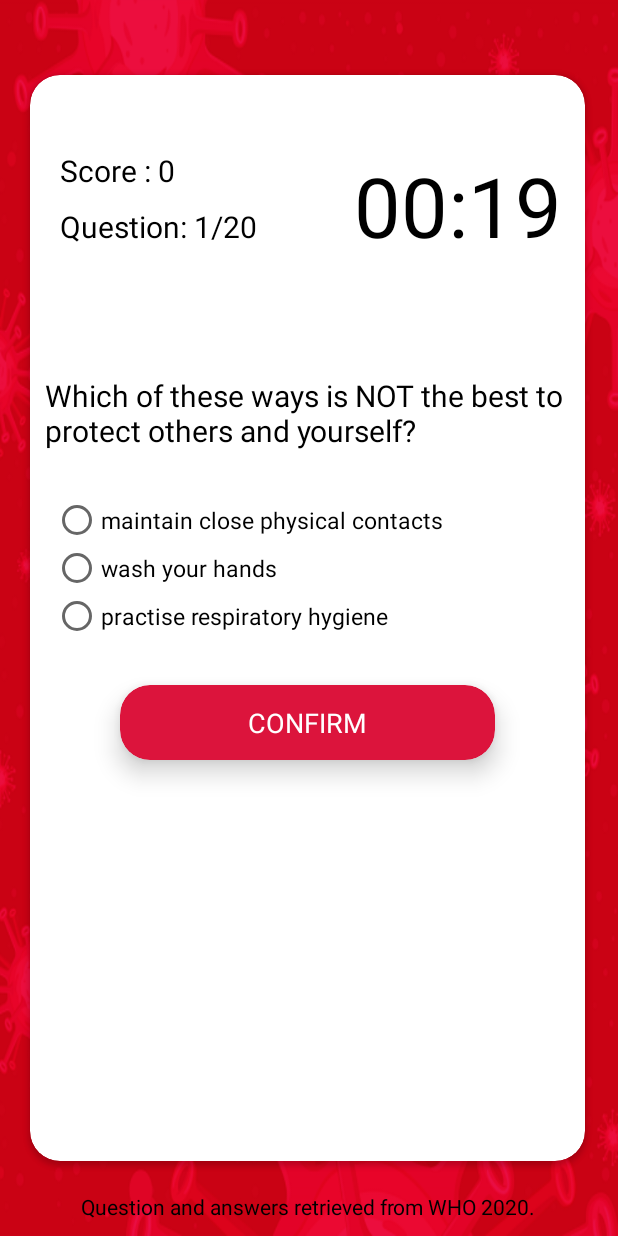
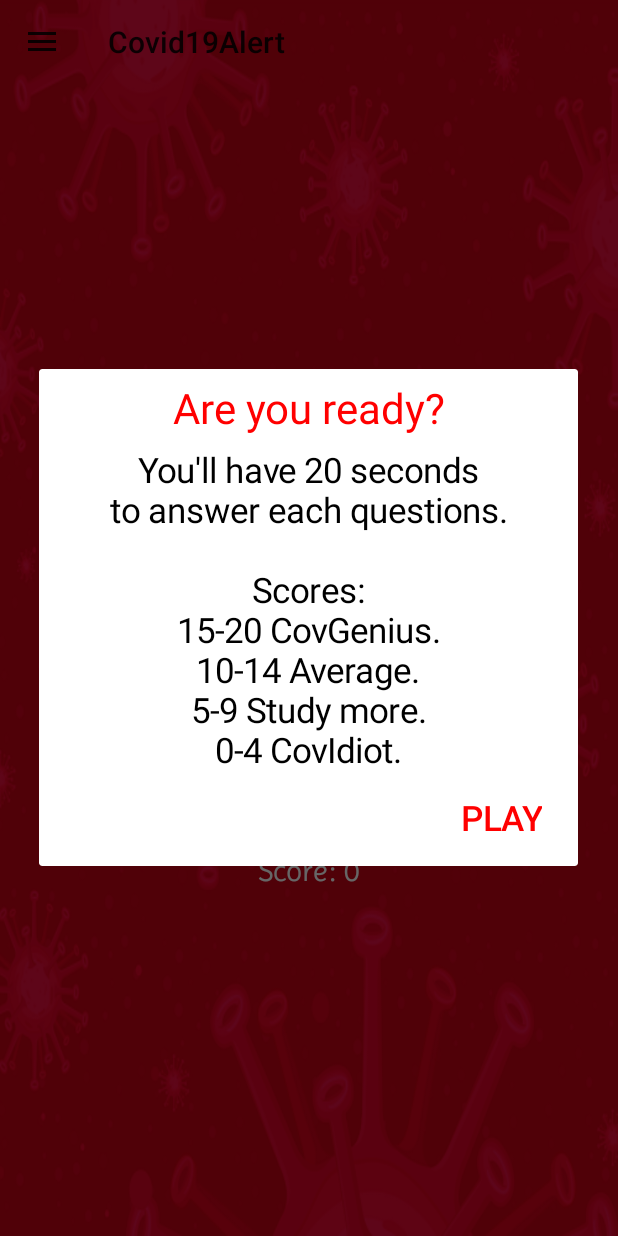
Before and after one commit to oluwaferanmipearl/Alert, an Android app: the screen it shows after launch (QuizStart before the commit, MainActivity after it), after a tap on "START PLAYING", on a phone screen of 412 x 824 dp. Run offline under Robolectric (Android 15) with nearby library versions, the phone set to English and light mode, and no system bars; Roboto replaces fonts that are not available here.

Commit message:
second commit

```diff
--- a/app/src/main/java/com/example/covid19alert/MainActivity.java
+++ b/app/src/main/java/com/example/covid19alert/MainActivity.java
@@ -4,18 +4,26 @@ import androidx.annotation.NonNull;
 import androidx.annotation.Nullable;
 import androidx.appcompat.app.ActionBar;
 import androidx.appcompat.app.ActionBarDrawerToggle;
+import androidx.appcompat.app.AlertDialog;
 import androidx.appcompat.app.AppCompatActivity;
 import androidx.appcompat.widget.Toolbar;
 import androidx.cardview.widget.CardView;
 import androidx.core.view.GravityCompat;
 import androidx.drawerlayout.widget.DrawerLayout;
 
+import android.app.Dialog;
+import android.content.DialogInterface;
 import android.content.Intent;
 import android.content.SharedPreferences;
+import android.graphics.Color;
+import android.net.Uri;
 import android.os.Bundle;
+import android.view.Gravity;
 import android.view.Menu;
 import android.view.MenuItem;
 import android.view.View;
+import android.widget.Button;
+import android.widget.LinearLayout;
 import android.widget.TextView;
 import android.widget.Toast;
 
@@ -29,16 +37,14 @@ public class MainActivity extends AppCompatActivity implements NavigationView.On
     //CREATE A CONSTANT FOR THE STARTACTIVITY RESULT
     private static final int REQUEST_CODE_QUIZ = 1;
 
-    public static  final String SHARED_PREFS = "sharedPrefs";
-    public static  final String KEY_HIGHSCORE = "keyHighscore";
-
+    public static final String SHARED_PREFS = "sharedPrefs";
+    public static final String KEY_HIGHSCORE = "keyHighscore";
 
 
     private TextView textViewHighscore;
     private TextView textViewpresentScore;
     private int highscore;
     private int presentScore;
-
 
 
     @Override
@@ -60,7 +66,6 @@ public class MainActivity extends AppCompatActivity implements NavigationView.On
         //navigation view
 
 
-
         navigationView.bringToFront();
         ActionBarDrawerToggle toggle = new ActionBarDrawerToggle(this, drawerLayout, toolbar, R.string.navigation_drawer_open, R.string.navigation_drawer_close);
         drawerLayout.addDrawerListener(toggle);
@@ -70,18 +75,78 @@ public class MainActivity extends AppCompatActivity implements NavigationView.On
         //to select the home screen
         navigationView.setCheckedItem(R.id.nav_game);
 
-        //implement the click on button of the card view
-        CardView cardView =  findViewById(R.id.cardView);
-        cardView.setOnClickListener(new View.OnClickListener() {
-            @Override
-            public void onClick(View view) {
-                Intent intent = new Intent(MainActivity.this,QuizStart.class);
-                startActivityForResult(intent,REQUEST_CODE_QUIZ);
+
+        boolean firstrun = getSharedPreferences("PREFERENCE", MODE_PRIVATE).getBoolean("firstrun", true);
+        if (firstrun) {
+            CardView cardView = findViewById(R.id.cardView);
+            cardView.setOnClickListener(new View.OnClickListener() {
+                @Override
+                public void onClick(View view) {
+                    openDialog();
+                }
+
+            });
+
+            getSharedPreferences("PREFERENCE", MODE_PRIVATE)
+                    .edit()
+                    .putBoolean("firstrun", false)
+                    .commit();
+
+        } else {
+            //implement the click on button of the card view
+            CardView cardView = findViewById(R.id.cardView);
+            cardView.setOnClickListener(new View.OnClickListener() {
+                @Override
+                public void onClick(View view) {
+                    Intent intent = new Intent(MainActivity.this, QuizStart.class);
+                    startActivityForResult(intent, REQUEST_CODE_QUIZ);
+
+                }
+            });
+
+
+        }
+
+
+    }
+
+    public void openDialog() {
+        AlertDialog alertDialog = new AlertDialog.Builder(this).create();
+        TextView title = new TextView(this);
+        title.setText("Are you ready?");
+        title.setPadding(10, 10, 10, 10);
+        title.setGravity(Gravity.CENTER);
+        title.setTextColor(Color.RED);
+        title.setTextSize(28);
+        alertDialog.setCustomTitle(title);
+
+        TextView msg = new TextView(this);
+        msg.setText("You'll have 20 seconds\nto answer each questions.\n \n Scores: \n15-20 CovGenius.\n10-14 Average.\n5-9 Study more.\n0-4 CovIdiot.");
+        msg.setGravity(Gravity.CENTER_HORIZONTAL);
+        msg.setTextColor(Color.BLACK);
+        msg.setTextSize(23);
+        alertDialog.setView(msg);
+
+        alertDialog.setButton(AlertDialog.BUTTON_NEGATIVE, "PLAY", new DialogInterface.OnClickListener() {
+            public void onClick(DialogInterface dialog, int which) {
+                // Perform Action on Button
+                Intent intent = new Intent(MainActivity.this, QuizStart.class);
+                startActivityForResult(intent, REQUEST_CODE_QUIZ);
 
             }
         });
 
+        new Dialog(getApplicationContext());
+        alertDialog.show();
+
+        final Button okBT = alertDialog.getButton(AlertDialog.BUTTON_NEGATIVE);
+        okBT.setGravity(Gravity.CENTER_HORIZONTAL);
+        okBT.setTextSize(23);
+        okBT.setTextColor(Color.RED);
+
+
     }
+
 
     @Override
     protected void onActivityResult(int requestCode, int resultCode, @Nullable Intent data) {
@@ -93,7 +158,6 @@ public class MainActivity extends AppCompatActivity implements NavigationView.On
                 textViewpresentScore.setText("Score: " + score);
 
 
-
                 if (score > highscore) {
                     updateHighScore(score);
                 }
@@ -102,20 +166,18 @@ public class MainActivity extends AppCompatActivity implements NavigationView.On
     }
 
 
-
-
     private void loadHighscore() {
-        SharedPreferences prefs = getSharedPreferences(SHARED_PREFS,MODE_PRIVATE);
-        highscore = prefs.getInt(KEY_HIGHSCORE,0);
+        SharedPreferences prefs = getSharedPreferences(SHARED_PREFS, MODE_PRIVATE);
+        highscore = prefs.getInt(KEY_HIGHSCORE, 0);
         textViewHighscore.setText("Highscore: " + highscore);
     }
 
     private void updateHighScore(int highscoreNew) {
         highscore = highscoreNew;
         textViewHighscore.setText("Highscore: " + highscore);
-        SharedPreferences prefs = getSharedPreferences(SHARED_PREFS,MODE_PRIVATE);
+        SharedPreferences prefs = getSharedPreferences(SHARED_PREFS, MODE_PRIVATE);
         SharedPreferences.Editor editor = prefs.edit();
-        editor.putInt(KEY_HIGHSCORE,highscore);
+        editor.putInt(KEY_HIGHSCORE, highscore);
         editor.apply();
 
     }
@@ -146,7 +208,7 @@ public class MainActivity extends AppCompatActivity implements NavigationView.On
                 startActivity(intent1);
                 break;
             case R.id.nav_spread:
-                Intent intent2= new Intent(MainActivity.this, Spreads.class);
+                Intent intent2 = new Intent(MainActivity.this, Spreads.class);
                 startActivity(intent2);
                 break;
             case R.id.nav_cases:
@@ -154,17 +216,31 @@ public class MainActivity extends AppCompatActivity implements NavigationView.On
                 startActivity(intent3);
                 break;
             case R.id.nav_share:
-                Toast.makeText(this,"Thank you for sharing",Toast.LENGTH_LONG).show();
+                Intent sharingIntent = new Intent(Intent.ACTION_SEND);
+                sharingIntent.setType("text/plain");
+                String shareBody = "I'm using the Covid19Alert app to get more information about the deadly virus" +
+                        ", I thought you might like it too." +
+                        " See it here: https://github.com/oluwaferanmipearl/Alert";
+                sharingIntent.putExtra(Intent.EXTRA_SUBJECT, "Subject Here");
+                sharingIntent.putExtra(Intent.EXTRA_TEXT, shareBody);
+                startActivity(Intent.createChooser(sharingIntent, "Share via"));
+
                 break;
             case R.id.nav_send:
-                Toast.makeText(this,"Thank you for sending",Toast.LENGTH_LONG).show();
+
+                Intent emailintent = new Intent(Intent.ACTION_SENDTO);
+                emailintent.setData(Uri.parse("mailto:"));
+                emailintent.putExtra(Intent.EXTRA_EMAIL, new String[]{"pearlferanmi@gmail.com"});
+                emailintent.putExtra(Intent.EXTRA_SUBJECT, "Covid19Alert App Feedback");
+                if (emailintent.resolveActivity(getPackageManager()) != null) {
+                    startActivity(emailintent);
+                }
                 break;
-
-
 
 
         }
         drawerLayout.closeDrawer(GravityCompat.START);
         return true;
     }
+
 }
--- a/app/src/main/res/layout/activity_quiz_start.xml
+++ b/app/src/main/res/layout/activity_quiz_start.xml
@@ -6,8 +6,8 @@
     android:layout_height="match_parent"
     tools:context=".QuizStart"
     android:background="@drawable/cd"
+    >
 
-    >
 
     <androidx.cardview.widget.CardView
         android:layout_width="370dp"
--- a/app/src/main/res/menu/drawer_menu.xml
+++ b/app/src/main/res/menu/drawer_menu.xml
@@ -37,7 +37,7 @@
             <item
                 android:id="@+id/nav_send"
                 android:icon="@drawable/ic_send_black_24dp"
-                android:title="Send" />
+                android:title="Send feedback" />
 
         </menu>
     </item>
```
Also changed, not shown: app/src/main/java/com/example/covid19alert/QuizStart.java (+22 -4 lines), app/src/main/java/com/example/covid19alert/TotalCases.java (+6 -1 lines), app/src/main/res/layout/activity_total_cases.xml (+10 -0 lines).
